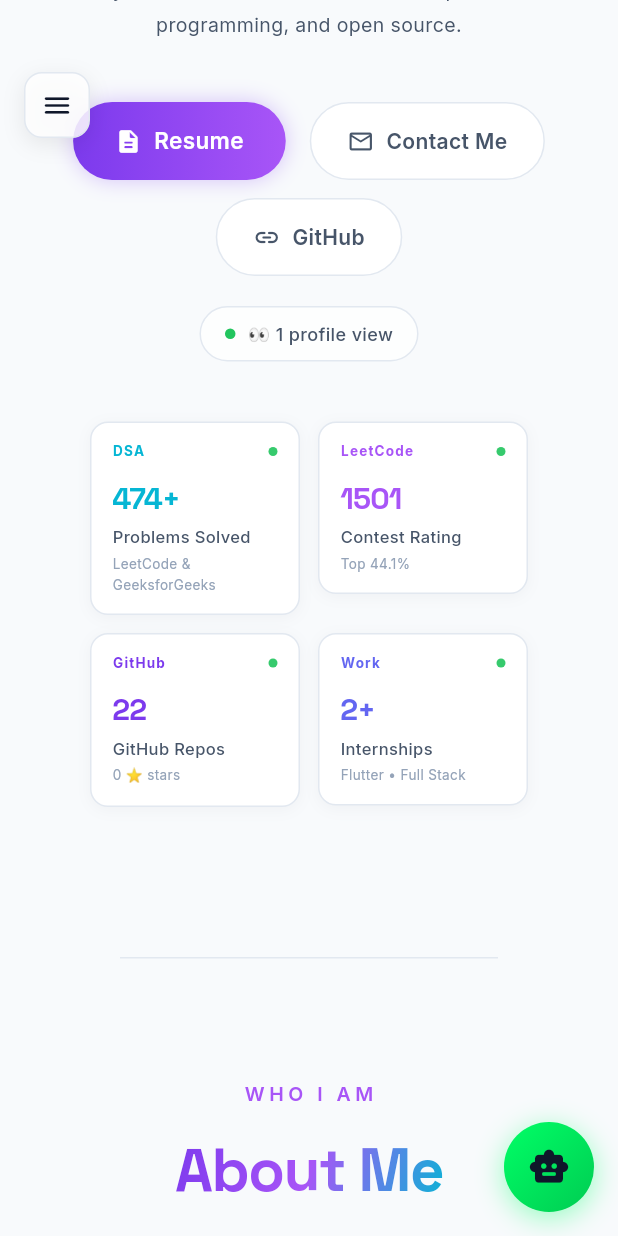
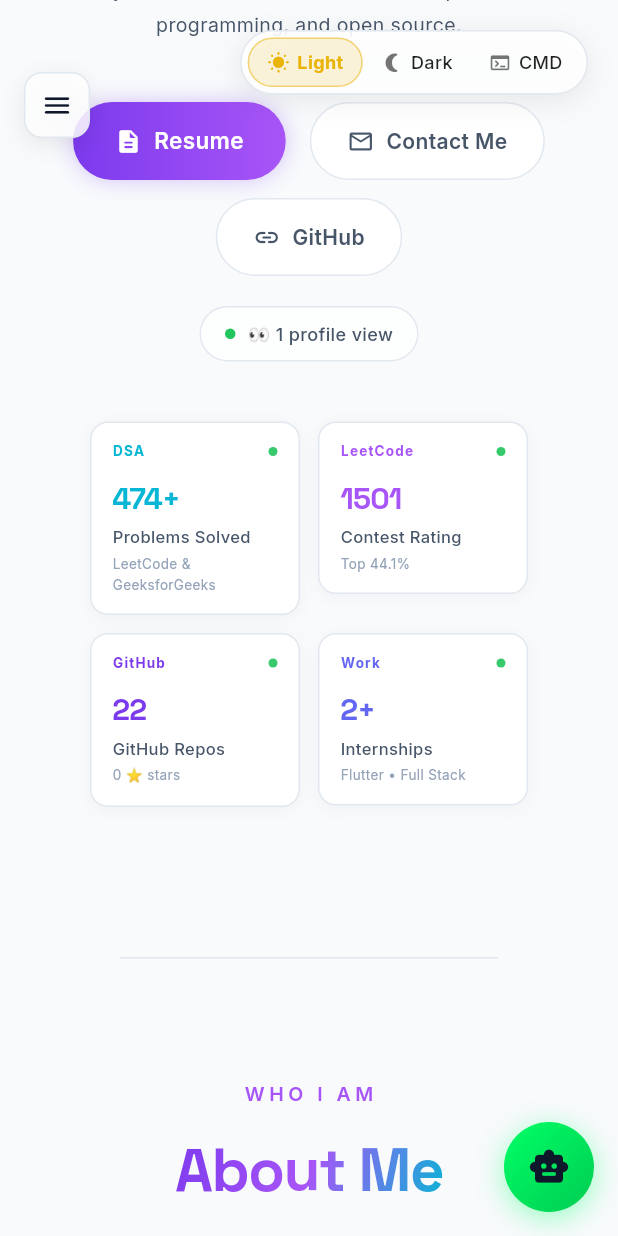
Before and after one commit to rudrapratap19/Flutter-Portfolio, a Flutter app: the screen it shows after launch, scrolled down 576 dp, after a tap on "Resume", on a phone screen of 412 x 824 dp. Run offline on Flutter 3.47's test engine with Material 3 defaults, Android fonts, the phone set to English and light mode, and no system bars; drawn by our look-alikes of flutter_animate; our stand-ins replace animated_text_kit, fl_chart, flutter_markdown_plus, font_awesome_flutter, google_fonts, google_generative_ai and 1 more; network calls fail.

Commit message:
Fix Resume PDF download path and add Theme/CMD mode switcher UI

```diff
--- a/lib/main.dart
+++ b/lib/main.dart
@@ -18,6 +18,7 @@ import 'sections/terminal_view.dart';
 import 'sections/achievements_tree_section.dart';
 import 'widgets/cmd_prompt_dialog.dart';
 import 'widgets/ai_chatbot.dart';
+import 'widgets/theme_mode_toggle.dart';
 import 'dart:async';
 
 void main() {
@@ -241,6 +242,15 @@ class _PortfolioHomeState extends State<PortfolioHome> {
                             ),
                           ),
 
+                         // Floating Theme & CMD Mode Switcher (Top Right)
+                          const Positioned(
+                            top: 20,
+                            right: 20,
+                            child: SafeArea(
+                              child: ThemeModeToggle(),
+                            ),
+                          ),
+
                         // AI Chatbot Floating Widget
                         const AiChatbot(),
                       ],
--- a/lib/sections/hero_section.dart
+++ b/lib/sections/hero_section.dart
@@ -157,7 +157,7 @@ class HeroSection extends StatelessWidget {
                     _GradientButton(
                       label: 'Resume',
                       icon: Icons.description_rounded,
-                      onTap: () => launchUrl(Uri.parse('assets/Resume.pdf')),
+                      onTap: () => launchUrl(Uri.parse('Resume.pdf')),
                     ),
                     _OutlineButton(
                       label: 'Contact Me',
--- a/lib/services/terminal_engine.dart
+++ b/lib/services/terminal_engine.dart
@@ -407,7 +407,7 @@ LinkedIn: https://www.linkedin.com/in/rudra-pratap-singh-677149314
             return [
               TerminalOutputLine('Opening Resume PDF...', type: 'accent'),
               TerminalOutputLine('Downloading: Resume_Rudra_Pratap_Singh.pdf', type: 'success'),
-              TerminalOutputLine('>> OPEN_URL:assets/Resume.pdf', type: '__url__'),
+              TerminalOutputLine('>> OPEN_URL:Resume.pdf', type: '__url__'),
             ];
           case 'leetcode':
             return [
--- /dev/null
+++ b/lib/widgets/theme_mode_toggle.dart
@@ -0,0 +1,130 @@
+import 'package:flutter/material.dart';
+import 'package:google_fonts/google_fonts.dart';
+import '../theme/theme_notifier.dart';
+import '../theme/app_colors.dart';
+
+class ThemeModeToggle extends StatelessWidget {
+  const ThemeModeToggle({super.key});
+
+  @override
+  Widget build(BuildContext context) {
+    return ValueListenableBuilder<AppThemeMode>(
+      valueListenable: ThemeNotifier.instance,
+      builder: (context, currentMode, child) {
+        final isDark = currentMode == AppThemeMode.dark;
+
+        return Container(
+          padding: const EdgeInsets.all(4),
+          decoration: BoxDecoration(
+            color: isDark
+                ? const Color(0xFF0F172A).withValues(alpha: 0.85)
+                : Colors.white.withValues(alpha: 0.9),
+            borderRadius: BorderRadius.circular(30),
+            border: Border.all(
+              color: isDark
+                  ? Colors.white.withValues(alpha: 0.15)
+                  : AppColors.lightBorder,
+              width: 1,
+            ),
+            boxShadow: [
+              BoxShadow(
+                color: Colors.black.withValues(alpha: isDark ? 0.4 : 0.08),
+                blurRadius: 16,
+                offset: const Offset(0, 4),
+              ),
+            ],
+          ),
+          child: Row(
+            mainAxisSize: MainAxisSize.min,
+            children: [
+              _buildOption(
+                context: context,
+                mode: AppThemeMode.light,
+                activeMode: currentMode,
+                icon: Icons.wb_sunny_rounded,
+                label: 'Light',
+                activeColor: const Color(0xFFEAB308), // Warm Amber
+                isDark: isDark,
+              ),
+              _buildOption(
+                context: context,
+                mode: AppThemeMode.dark,
+                activeMode: currentMode,
+                icon: Icons.nightlight_round,
+                label: 'Dark',
+                activeColor: const Color(0xFF8B5CF6), // Violet
+                isDark: isDark,
+              ),
+              _buildOption(
+                context: context,
+                mode: AppThemeMode.cmd,
+                activeMode: currentMode,
+                icon: Icons.terminal_rounded,
+                label: 'CMD',
+                activeColor: const Color(0xFF00FF66), // Neon Terminal Green
+                isDark: isDark,
+              ),
+            ],
+          ),
+        );
+      },
+    );
+  }
+
+  Widget _buildOption({
+    required BuildContext context,
+    required AppThemeMode mode,
+    required AppThemeMode activeMode,
+    required IconData icon,
+    required String label,
+    required Color activeColor,
+    required bool isDark,
+  }) {
+    final isActive = mode == activeMode;
+
+    return MouseRegion(
+      cursor: SystemMouseCursors.click,
+      child: GestureDetector(
+        onTap: () {
+          ThemeNotifier.instance.setTheme(mode);
+        },
+        child: AnimatedContainer(
+          duration: const Duration(milliseconds: 200),
+          padding: const EdgeInsets.symmetric(horizontal: 12, vertical: 6),
+          decoration: BoxDecoration(
+            color: isActive
+                ? activeColor.withValues(alpha: isDark ? 0.25 : 0.15)
+                : Colors.transparent,
+            borderRadius: BorderRadius.circular(20),
+            border: isActive
+                ? Border.all(color: activeColor.withValues(alpha: 0.5), width: 1)
+                : null,
+          ),
+          child: Row(
+            mainAxisSize: MainAxisSize.min,
+            children: [
+              Icon(
+                icon,
+                size: 15,
+                color: isActive
+                    ? activeColor
+                    : (isDark ? Colors.white60 : Colors.black54),
+              ),
+              const SizedBox(width: 5),
+              Text(
+                label,
+                style: GoogleFonts.inter(
+                  fontSize: 12,
+                  fontWeight: isActive ? FontWeight.w700 : FontWeight.w500,
+                  color: isActive
+                      ? activeColor
+                      : (isDark ? Colors.white70 : Colors.black87),
+                ),
+              ),
+            ],
+          ),
+        ),
+      ),
+    );
+  }
+}
```
Also changed, not shown: lib/sections/sidebar.dart (+108 -2 lines), 1 other file.
